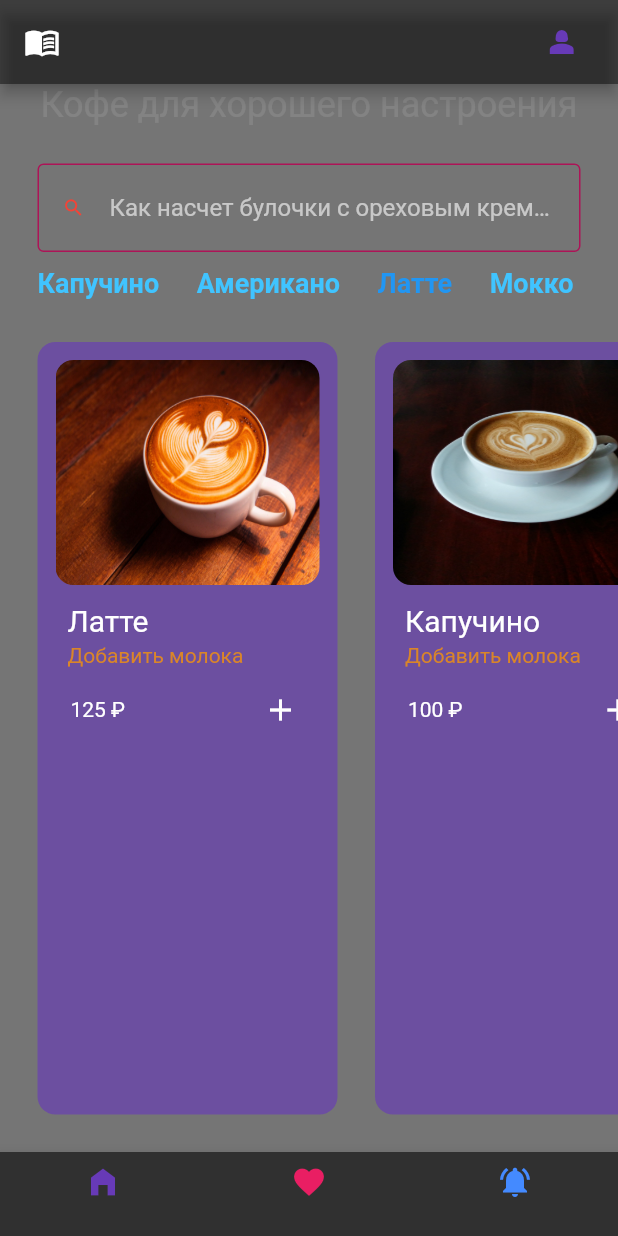
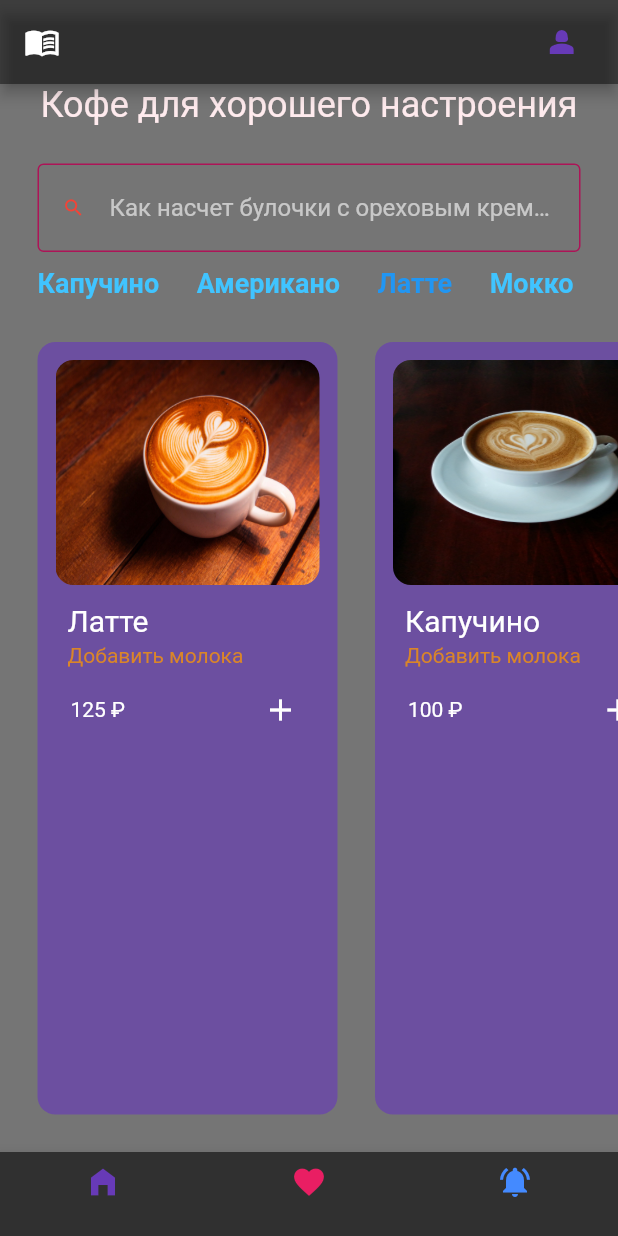
Before and after one commit to Hedgehoginthefog1010/u2, a Flutter app: the screen it shows after launch, on a phone screen of 412 x 824 dp. Run offline on Flutter 3.47's test engine with Material 2 defaults, Android fonts, the phone set to English and light mode, and no system bars.

Commit message:
готовое полностью

```diff
--- a/lib/pages/home_coffe.dart
+++ b/lib/pages/home_coffe.dart
@@ -46,7 +46,7 @@ class _HomeCoffState extends State<HomeCoff> {
         Padding(padding: const EdgeInsets.symmetric( horizontal: 25.0),
         child: Text('Кофе для хорошего настроения',
         style: TextStyle(
-          color: Colors.white10,
+          color: Colors.red.shade50,
           fontSize:24,),
         ),
         ),
```
